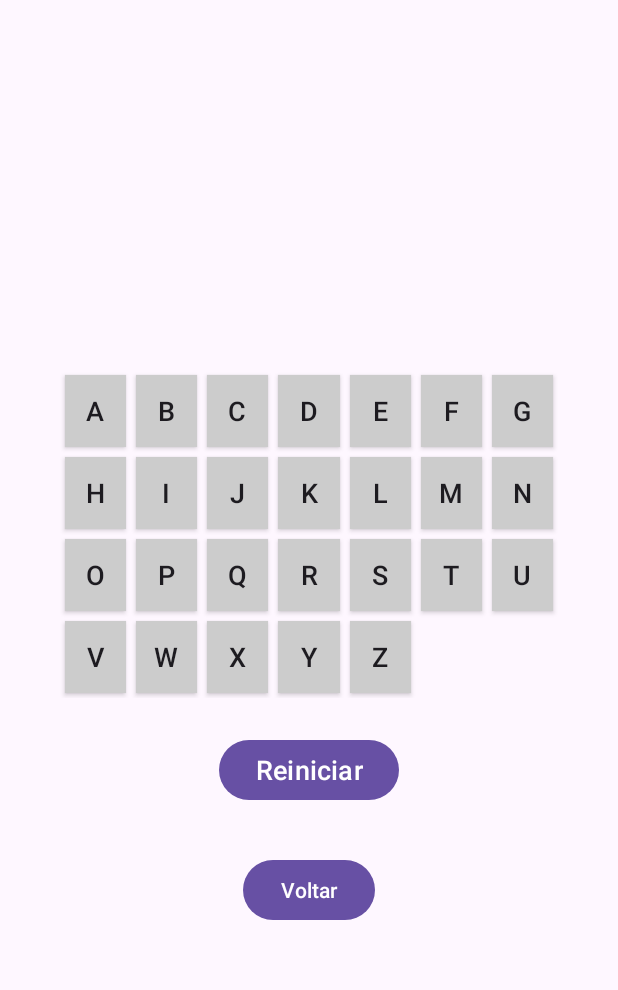
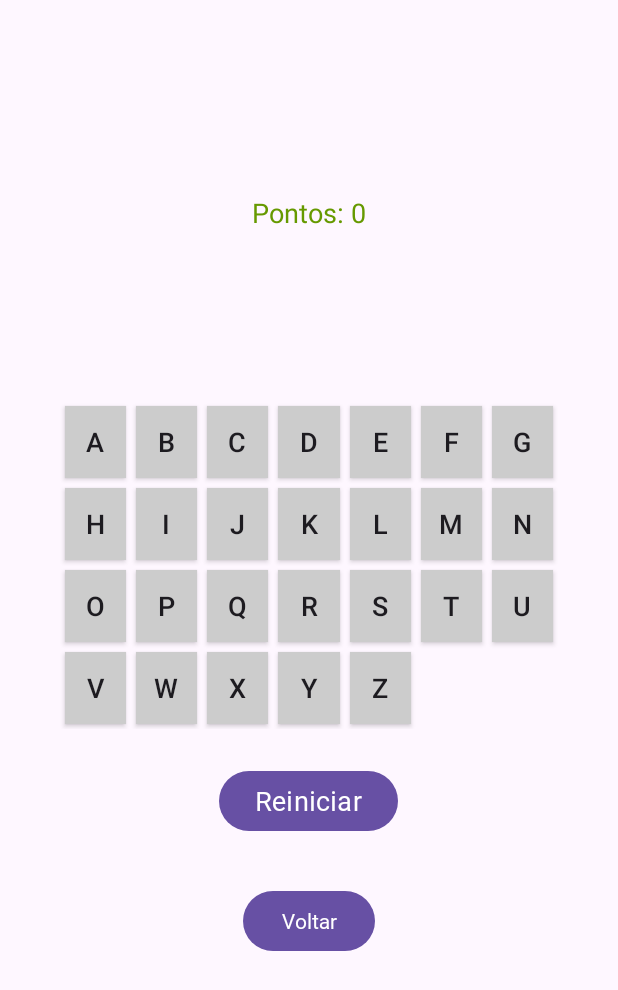
Before and after one commit to ThiagoAtella/jogodaforca_V2, an Android app: the MainActivity screen opened directly, with no data from a screen before it, on a phone screen of 412 x 824 dp. Shown: the top 990 px of the screen. Run offline under Robolectric (Android 15) with nearby library versions, the phone set to English and light mode, and no system bars; 6 statements that could not run were skipped.

Commit message:
Update activity_main.xml

```diff
--- a/JogodaForcaV2/JogodaForcaV2/app/src/main/res/layout/activity_main.xml
+++ b/JogodaForcaV2/JogodaForcaV2/app/src/main/res/layout/activity_main.xml
@@ -14,19 +14,31 @@
         android:padding="16dp">
 
         <TextView
+            android:id="@+id/textViewPontos"
+            android:layout_width="wrap_content"
+            android:layout_height="wrap_content"
+            android:text="Pontos: 0"
+            android:textSize="18sp"
+            android:textColor="@android:color/holo_green_dark"
+            android:layout_marginBottom="16dp"/>
+
+
+        <TextView
             android:id="@+id/textViewWord"
             android:layout_width="wrap_content"
             android:layout_height="wrap_content"
+            android:layout_marginBottom="16dp"
+            android:fontFamily="@font/roboto_bold"
+            android:textColor="@android:color/holo_blue_dark"
             android:textSize="24sp"
-            android:textStyle="bold"
-            android:layout_marginBottom="16dp"
-            android:textColor="@android:color/holo_blue_dark" />
+            android:textStyle="bold" />
 
         <TextView
             android:id="@+id/textViewAttempts"
             android:layout_width="wrap_content"
             android:layout_height="wrap_content"
             android:textSize="18sp"
+            android:fontFamily="@font/roboto_bold"
             android:layout_marginBottom="16dp"
             android:textColor="@android:color/holo_blue_dark" />
 
@@ -43,6 +55,7 @@
             android:id="@+id/buttonRestart"
             android:layout_width="wrap_content"
             android:layout_height="wrap_content"
+            android:fontFamily="@font/roboto_bold"
             android:text="Reiniciar"
             android:textSize="18sp"
             android:layout_marginBottom="16dp" />
@@ -51,6 +64,7 @@
             android:id="@+id/buttonBackToTeamSelection"
             android:layout_width="wrap_content"
             android:layout_height="wrap_content"
+            android:fontFamily="@font/roboto_bold"
             android:text="Voltar"
             android:textColor="@android:color/white"
             android:layout_margin="16dp" />
@@ -61,6 +75,7 @@
             android:layout_width="wrap_content"
             android:layout_height="wrap_content"
             android:textSize="18sp"
+
             android:textColor="@android:color/holo_blue_dark"
             android:layout_marginTop="16dp" />
 
```
